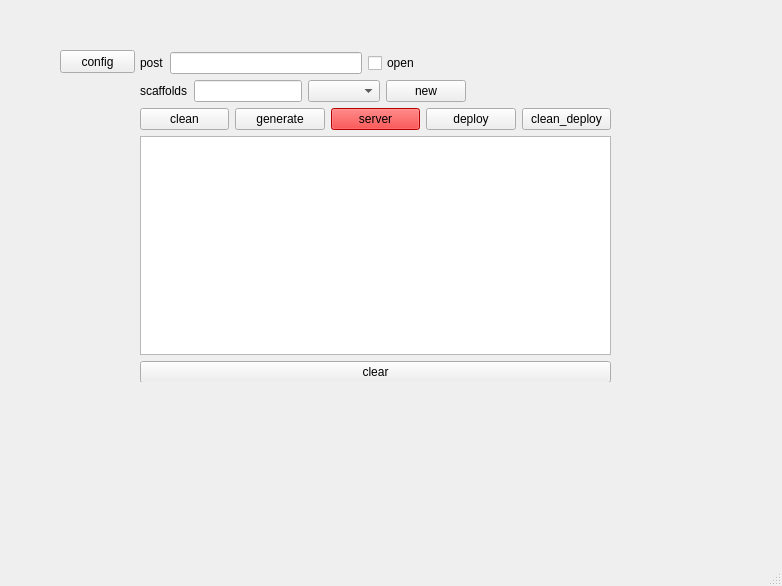
Qt form mainwindow.ui (weloe/hexo-commander) before a commit.
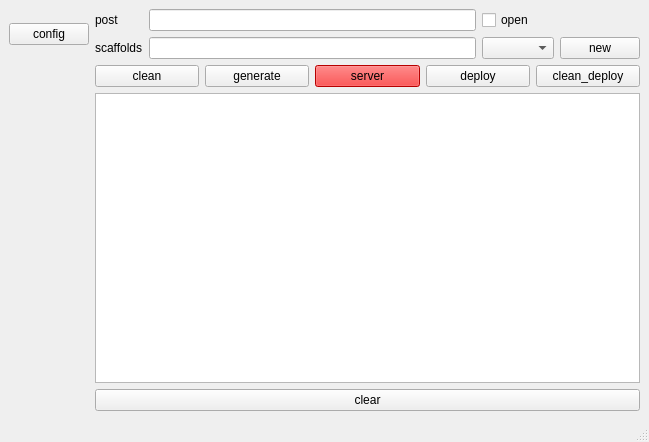
The same form after that commit.

Commit message: feat: update layout

The edit to the form file:
```diff
--- a/mainwindow.ui
+++ b/mainwindow.ui
@@ -6,37 +6,76 @@
    <rect>
     <x>0</x>
     <y>0</y>
-    <width>782</width>
-    <height>586</height>
+    <width>649</width>
+    <height>442</height>
    </rect>
   </property>
   <property name="windowTitle">
    <string>hexo</string>
   </property>
   <widget class="QWidget" name="centralwidget">
-   <widget class="QWidget" name="layoutWidget">
-    <property name="geometry">
-     <rect>
-      <x>140</x>
-      <y>52</y>
-      <width>475</width>
-      <height>330</height>
-     </rect>
-    </property>
-    <layout class="QGridLayout" name="gridLayout">
-     <item row="0" column="0">
-      <widget class="QWidget" name="widget" native="true">
-       <widget class="QWidget" name="layoutWidget">
-        <property name="geometry">
-         <rect>
-          <x>0</x>
-          <y>0</y>
-          <width>471</width>
-          <height>331</height>
-         </rect>
-        </property>
         <layout class="QGridLayout" name="gridLayout_3">
-         <item row="2" column="0">
+    <item row="0" column="0">
+     <widget class="QPushButton" name="configButton">
+      <property name="text">
+       <string>config</string>
+      </property>
+     </widget>
+    </item>
+    <item row="0" column="1">
+     <layout class="QGridLayout" name="gridLayout">
+      <item row="0" column="0">
+       <widget class="QLabel" name="label">
+        <property name="text">
+         <string>post</string>
+        </property>
+       </widget>
+      </item>
+      <item row="1" column="0">
+       <widget class="QLabel" name="label_2">
+        <property name="text">
+         <string>scaffolds</string>
+        </property>
+       </widget>
+      </item>
+      <item row="1" column="4">
+       <widget class="QComboBox" name="scaffoldsComboBox"/>
+      </item>
+      <item row="1" column="5">
+       <widget class="QPushButton" name="createButton">
+        <property name="text">
+         <string>new</string>
+        </property>
+       </widget>
+      </item>
+      <item row="0" column="1">
+       <widget class="QLineEdit" name="articleName"/>
+      </item>
+      <item row="1" column="1">
+       <widget class="QLineEdit" name="scaffoldsEdit">
+        <property name="maximumSize">
+         <size>
+          <width>16777215</width>
+          <height>16777215</height>
+         </size>
+        </property>
+       </widget>
+      </item>
+      <item row="0" column="4">
+       <widget class="QCheckBox" name="autoOpen">
+        <property name="text">
+         <string>open</string>
+        </property>
+        <property name="checked">
+         <bool>false</bool>
+        </property>
+       </widget>
+      </item>
+     </layout>
+    </item>
+    <item row="1" column="1">
+     <layout class="QVBoxLayout" name="verticalLayout">
+      <item>
           <layout class="QGridLayout" name="gridLayout_2">
            <item row="0" column="1">
             <widget class="QPushButton" name="generateButton">
@@ -517,113 +556,19 @@
            </item>
           </layout>
          </item>
-         <item row="3" column="0">
+      <item>
           <widget class="QPlainTextEdit" name="plainTextEdit"/>
          </item>
-         <item row="0" column="0">
-          <layout class="QHBoxLayout" name="horizontalLayout">
            <item>
-            <widget class="QLabel" name="label">
-             <property name="text">
-              <string>post</string>
-             </property>
-            </widget>
-           </item>
-           <item>
-            <widget class="QLineEdit" name="articleName"/>
-           </item>
-           <item>
-            <widget class="QCheckBox" name="autoOpen">
-             <property name="text">
-              <string>open</string>
-             </property>
-             <property name="checked">
-              <bool>false</bool>
-             </property>
-            </widget>
-           </item>
-           <item>
-            <spacer name="horizontalSpacer_2">
-             <property name="orientation">
-              <enum>Qt::Horizontal</enum>
-             </property>
-             <property name="sizeHint" stdset="0">
-              <size>
-               <width>40</width>
-               <height>20</height>
-              </size>
-             </property>
-            </spacer>
-           </item>
-          </layout>
-         </item>
-         <item row="4" column="0">
           <widget class="QPushButton" name="pushButton">
            <property name="text">
             <string>clear</string>
            </property>
           </widget>
          </item>
-         <item row="1" column="0">
-          <layout class="QHBoxLayout" name="horizontalLayout_3">
-           <item>
-            <layout class="QHBoxLayout" name="horizontalLayout_2">
-             <item>
-              <widget class="QLabel" name="label_2">
-               <property name="text">
-                <string>scaffolds</string>
-               </property>
-              </widget>
-             </item>
-             <item>
-              <widget class="QLineEdit" name="scaffoldsEdit"/>
-             </item>
-            </layout>
-           </item>
-           <item>
-            <widget class="QComboBox" name="scaffoldsComboBox"/>
-           </item>
-           <item>
-            <widget class="QPushButton" name="createButton">
-             <property name="text">
-              <string>new</string>
-             </property>
-            </widget>
-           </item>
-           <item>
-            <spacer name="horizontalSpacer">
-             <property name="orientation">
-              <enum>Qt::Horizontal</enum>
-             </property>
-             <property name="sizeHint" stdset="0">
-              <size>
-               <width>40</width>
-               <height>20</height>
-              </size>
-             </property>
-            </spacer>
-           </item>
-          </layout>
-         </item>
-        </layout>
-       </widget>
-      </widget>
-     </item>
-    </layout>
-   </widget>
-   <widget class="QPushButton" name="configButton">
-    <property name="geometry">
-     <rect>
-      <x>60</x>
-      <y>50</y>
-      <width>75</width>
-      <height>23</height>
-     </rect>
-    </property>
-    <property name="text">
-     <string>config</string>
-    </property>
-   </widget>
+     </layout>
+    </item>
+   </layout>
   </widget>
   <widget class="QStatusBar" name="statusbar"/>
   <widget class="QMenuBar" name="menubar">
```
Left out of the diff: 2 changed lines with no effect on the pictures. Lines whose indentation alone changed are shown as unchanged. The commit also changes 2 other files.
